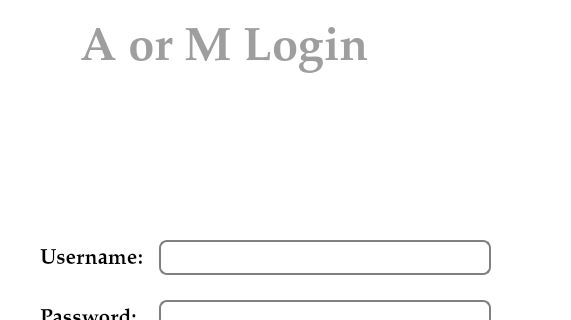
Old version of the form UI/LoginPageUI.ui in the repository tural777/FinalProject; both pictures show x 130 to 701 and y 0 to 320 of the 800 by 600 pixel window.
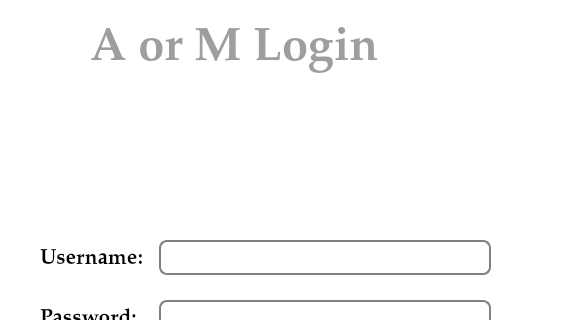
New version of the form.

```diff
--- a/UI/LoginPageUI.ui
+++ b/UI/LoginPageUI.ui
@@ -37,7 +37,7 @@
   <widget class="QLabel" name="lbl_title">
    <property name="geometry">
     <rect>
-     <x>210</x>
+     <x>220</x>
      <y>10</y>
      <width>401</width>
      <height>80</height>
```
